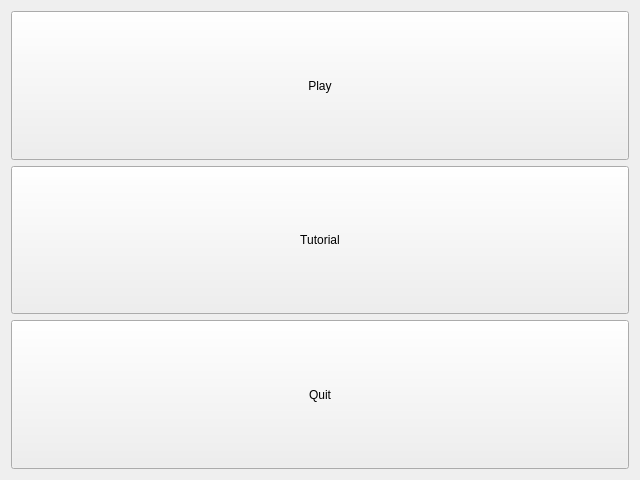
This is mainwindow.ui in xhacker/musicman as Qt 5 draws it before an edit. The edited form follows.
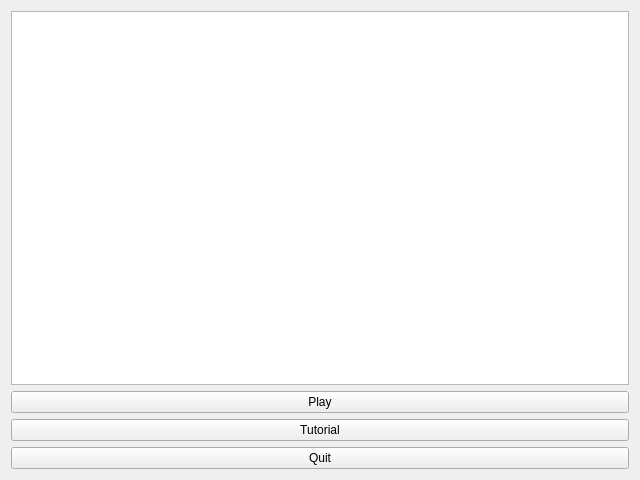
This is the edited form.

Commit message: Added a graphic view.

Diff of the .ui file:
```diff
--- a/mainwindow.ui
+++ b/mainwindow.ui
@@ -25,7 +25,10 @@
   <widget class="QWidget" name="centralWidget">
    <layout class="QVBoxLayout" name="verticalLayout_2">
     <item>
-     <layout class="QVBoxLayout" name="verticalLayout" stretch="0,0,0">
+     <layout class="QVBoxLayout" name="verticalLayout" stretch="0,0,0,0">
+      <item>
+       <widget class="QGraphicsView" name="graphicsView"/>
+      </item>
       <item>
        <widget class="QPushButton" name="playButton">
         <property name="sizePolicy">
```
The commit also changes 2 other files.
